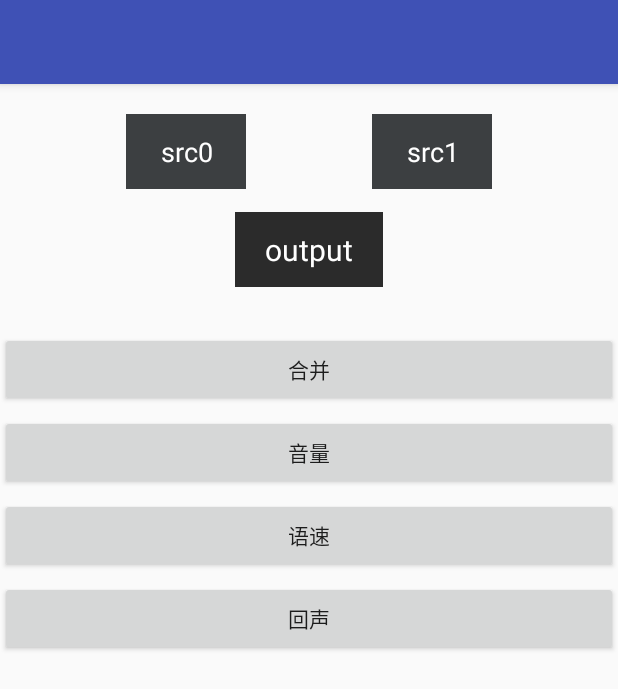
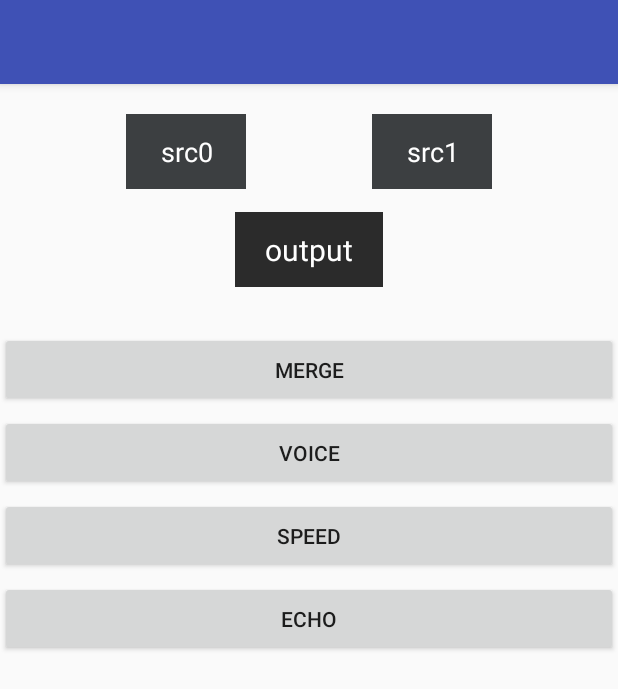
Before and after one commit to noiary/FFmpegDemo, an Android app: the screen it shows after launch (MainActivity), on a phone screen of 412 x 824 dp. Shown: the top 689 px of the screen. Run offline under Robolectric (Android 15) with nearby library versions, the phone set to English and light mode, and no system bars; our stand-ins replace ButterKnife, RxJava; libraries missing offline, so code that uses them is left out: com.github.hiteshsondhi88.libffmpeg; 5 statements that could not run were skipped.

```diff
--- a/app/build.gradle
+++ b/app/build.gradle
@@ -8,11 +8,11 @@ apply plugin: 'kotlin-kapt'
 
 
 android {
-    compileSdkVersion 28
+    compileSdkVersion 27
     defaultConfig {
         applicationId "com.maodq.ffmpegdemo"
         minSdkVersion 16
-        targetSdkVersion 28
+        targetSdkVersion 27
         versionCode 1
         versionName "1.0"
         testInstrumentationRunner "android.support.test.runner.AndroidJUnitRunner"
@@ -29,7 +29,7 @@ android {
 dependencies {
     implementation fileTree(dir: 'libs', include: ['*.jar'])
     implementation"org.jetbrains.kotlin:kotlin-stdlib-jdk7:$kotlin_version"
-    implementation 'com.android.support:appcompat-v7:28.0.0-alpha3'
+    implementation 'com.android.support:appcompat-v7:27.1.1'
     implementation 'com.android.support.constraint:constraint-layout:1.1.2'
     testImplementation 'junit:junit:4.12'
     androidTestImplementation 'com.android.support.test:runner:1.0.2'
--- a/app/src/main/res/layout/activity_main.xml
+++ b/app/src/main/res/layout/activity_main.xml
@@ -63,7 +63,7 @@
         android:layout_width="match_parent"
         android:layout_height="50dp"
         android:layout_marginTop="30dp"
-        android:text="合并"
+        android:text="Merge"
         app:layout_constraintTop_toBottomOf="@id/tv_output"/>
 
     <Button
@@ -71,7 +71,7 @@
         android:layout_width="match_parent"
         android:layout_height="50dp"
         android:layout_marginTop="5dp"
-        android:text="音量"
+        android:text="Voice"
         app:layout_constraintTop_toBottomOf="@id/btn_merge"/>
 
 
@@ -80,7 +80,7 @@
         android:layout_width="match_parent"
         android:layout_height="50dp"
         android:layout_marginTop="5dp"
-        android:text="语速"
+        android:text="Speed"
         app:layout_constraintTop_toBottomOf="@id/btn_voice"/>
 
 
@@ -89,7 +89,7 @@
         android:layout_width="match_parent"
         android:layout_height="50dp"
         android:layout_marginTop="5dp"
-        android:text="回声"
+        android:text="Echo"
         app:layout_constraintTop_toBottomOf="@id/btn_speed"/>
 
     <android.support.v4.widget.NestedScrollView
```
Also changed, not shown: app/src/main/java/com/maodq/ffmpegdemo/MainActivity.kt (+8 -1 lines), 2 other files.
